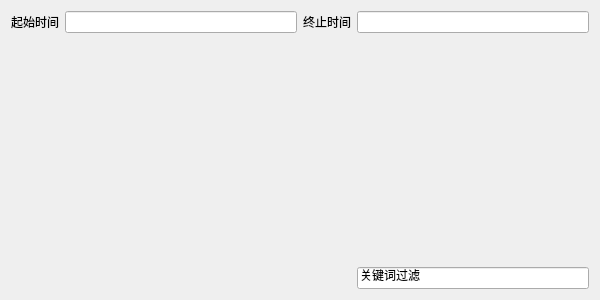
First picture: the form in ui/ui_dataShow.ui, repository karllrak/GUITimer, before the edit.
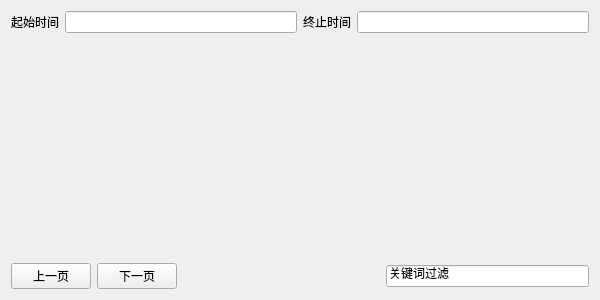
Second picture: the form after the edit.

The edit to the form file:
```diff
--- a/ui/ui_dataShow.ui
+++ b/ui/ui_dataShow.ui
@@ -13,36 +13,120 @@
   <property name="windowTitle">
    <string>Form</string>
   </property>
-  <layout class="QGridLayout" name="gridLayout">
-   <item row="0" column="0">
+  <layout class="QVBoxLayout" name="verticalLayout">
+   <item>
+    <layout class="QHBoxLayout" name="horizontalLayout_2">
+     <property name="spacing">
+      <number>-1</number>
+     </property>
+     <item>
     <widget class="QLabel" name="label">
      <property name="text">
       <string>起始时间</string>
      </property>
     </widget>
    </item>
-   <item row="0" column="1">
+     <item>
     <widget class="QLineEdit" name="lineEditStartTime"/>
    </item>
-   <item row="0" column="2">
+     <item>
     <widget class="QLabel" name="label_2">
      <property name="text">
       <string>终止时间</string>
      </property>
     </widget>
    </item>
-   <item row="0" column="3">
+     <item>
     <widget class="QLineEdit" name="lineEditEndTime"/>
    </item>
-   <item row="1" column="0" colspan="4">
-    <widget class="QWidget" name="contentShowWidget" native="true"/>
+    </layout>
    </item>
-   <item row="2" column="3">
+   <item>
+    <spacer name="verticalSpacer">
+     <property name="orientation">
+      <enum>Qt::Vertical</enum>
+     </property>
+     <property name="sizeType">
+      <enum>QSizePolicy::Minimum</enum>
+     </property>
+     <property name="sizeHint" stdset="0">
+      <size>
+       <width>20</width>
+       <height>20</height>
+      </size>
+     </property>
+    </spacer>
+   </item>
+   <item>
+    <widget class="QWidget" name="contentShowWidget" native="true">
+     <property name="sizePolicy">
+      <sizepolicy hsizetype="Expanding" vsizetype="MinimumExpanding">
+       <horstretch>0</horstretch>
+       <verstretch>0</verstretch>
+      </sizepolicy>
+     </property>
+     <property name="minimumSize">
+      <size>
+       <width>10</width>
+       <height>10</height>
+      </size>
+     </property>
+     <zorder>horizontalSpacer</zorder>
+    </widget>
+   </item>
+   <item>
+    <spacer name="verticalSpacer_2">
+     <property name="orientation">
+      <enum>Qt::Vertical</enum>
+     </property>
+     <property name="sizeType">
+      <enum>QSizePolicy::Minimum</enum>
+     </property>
+     <property name="sizeHint" stdset="0">
+      <size>
+       <width>20</width>
+       <height>20</height>
+      </size>
+     </property>
+    </spacer>
+   </item>
+   <item>
+    <layout class="QHBoxLayout" name="horizontalLayout">
+     <item>
+      <widget class="QPushButton" name="btnPrevPage">
+       <property name="text">
+        <string>上一页</string>
+       </property>
+      </widget>
+     </item>
+     <item>
+      <widget class="QPushButton" name="btnNextPage">
+       <property name="text">
+        <string>下一页</string>
+       </property>
+      </widget>
+     </item>
+     <item>
+      <spacer name="horizontalSpacer">
+       <property name="orientation">
+        <enum>Qt::Horizontal</enum>
+       </property>
+       <property name="sizeHint" stdset="0">
+        <size>
+         <width>40</width>
+         <height>20</height>
+        </size>
+       </property>
+      </spacer>
+     </item>
+     <item>
     <widget class="QLineEdit" name="lineEditFilter">
      <property name="text">
       <string>关键词过滤</string>
      </property>
     </widget>
+     </item>
+    </layout>
    </item>
   </layout>
  </widget>
```
Lines whose indentation alone changed are shown as unchanged.
